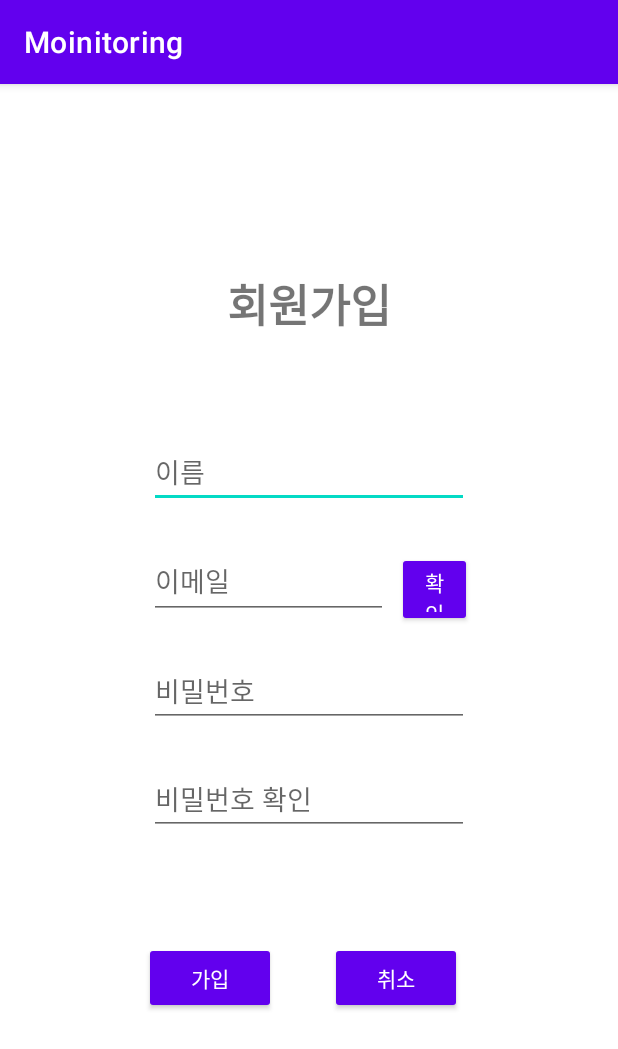
After one commit to Young-Jang/Moinitoring_AOS, an Android app: the RegisterActivity screen opened directly, with no data from a screen before it, on a phone screen of 412 x 824 dp. The commit adds this screen. Shown: the top 1049 px of the screen. Run offline under Robolectric (Android 15) with nearby library versions, the phone set to English and light mode, and no system bars.

Commit message:
회원가입 및 로그인 기능 추가

```diff
--- a/app/build.gradle
+++ b/app/build.gradle
@@ -33,6 +33,9 @@ dependencies {
     implementation 'androidx.appcompat:appcompat:1.1.0'
     implementation 'com.google.android.material:material:1.1.0'
     implementation 'androidx.constraintlayout:constraintlayout:1.1.3'
+    implementation 'androidx.annotation:annotation:1.1.0'
+    implementation 'androidx.lifecycle:lifecycle-livedata-ktx:2.2.0'
+    implementation 'androidx.lifecycle:lifecycle-viewmodel-ktx:2.2.0'
     testImplementation 'junit:junit:4.+'
     androidTestImplementation 'androidx.test.ext:junit:1.1.1'
     androidTestImplementation 'androidx.test.espresso:espresso-core:3.2.0'
--- /dev/null
+++ b/app/src/main/java/com/example/moinitoring/RegisterActivity.java
@@ -0,0 +1,70 @@
+package com.example.moinitoring;
+
+import androidx.appcompat.app.AlertDialog;
+import androidx.appcompat.app.AppCompatActivity;
+
+import android.os.AsyncTask;
+import android.os.Bundle;
+import android.util.Log;
+import android.view.View;
+import android.widget.Button;
+import android.widget.EditText;
+
+import java.util.Map;
+
+public class RegisterActivity extends AppCompatActivity {
+
+    private EditText join_email, join_password, join_name, join_pwck;
+    private Button join_button, check_button;
+    private AlertDialog dialog;
+    private boolean validate = false;
+
+    @Override
+    protected void onCreate(Bundle savedInstanceState) {
+        super.onCreate(savedInstanceState);
+        setContentView(R.layout.activity_register);
+
+        //아이디값 찾아주기
+        join_email = findViewById( R.id.join_email );
+        join_password = findViewById( R.id.join_password );
+        join_name = findViewById( R.id.join_name );
+        join_pwck = findViewById(R.id.join_pwck);
+
+        check_button = findViewById(R.id.check_button);
+        check_button.setOnClickListener(new View.OnClickListener() {
+            @Override
+            public void onClick(View v) {
+
+            }
+        });
+    }
+
+    public class ValidateId extends AsyncTask<Map<String, String>, Integer, String> {
+        @Override
+        protected String doInBackground(Map<String, String>... maps) { // 내가 전송하고 싶은 파라미터
+
+            // Http 요청 준비 작업
+            HttpClient.Builder http = new HttpClient.Builder("POST", "http://10.0.2.2:5000/availableId");
+
+            // Parameter 를 전송한다.
+            http.addAllParameters(maps[0]);
+
+            //Http 요청 전송
+            HttpClient post = http.create();
+            post.request();
+
+            // 응답 상태코드 가져오기
+            int statusCode = post.getHttpStatusCode();
+
+            // 응답 본문 가져오기
+            String body = post.getBody();
+
+            return body;
+        }
+
+        @Override
+        protected void onPostExecute(String s) {
+            Log.d("JSON_RESULT: ",s);
+        }
+    }
+}
--- /dev/null
+++ b/app/src/main/res/layout/activity_register.xml
@@ -0,0 +1,105 @@
+<?xml version="1.0" encoding="utf-8"?>
+<androidx.constraintlayout.widget.ConstraintLayout xmlns:android="http://schemas.android.com/apk/res/android"
+    xmlns:app="http://schemas.android.com/apk/res-auto"
+    xmlns:tools="http://schemas.android.com/tools"
+    android:layout_width="match_parent"
+    android:layout_height="match_parent"
+    android:background="#FFFFFF">
+
+    <TextView
+        android:id="@+id/textView"
+        android:layout_width="wrap_content"
+        android:layout_height="wrap_content"
+        android:layout_marginBottom="65dp"
+        android:text="회원가입"
+        android:textSize="30sp"
+        android:textStyle="bold"
+        app:layout_constraintBottom_toTopOf="@+id/join_name"
+        app:layout_constraintEnd_toEndOf="parent"
+        app:layout_constraintStart_toStartOf="parent" />
+
+    <EditText
+        android:id="@+id/join_name"
+        android:layout_width="wrap_content"
+        android:layout_height="wrap_content"
+        android:layout_marginEnd="2dp"
+        android:layout_marginRight="2dp"
+        android:layout_marginBottom="24dp"
+        android:ems="10"
+        android:hint="이름"
+        android:inputType="textPersonName"
+        app:layout_constraintBottom_toTopOf="@+id/join_email"
+        app:layout_constraintEnd_toEndOf="@+id/check_button" />
+
+    <EditText
+        android:id="@+id/join_password"
+        android:layout_width="wrap_content"
+        android:layout_height="wrap_content"
+        android:layout_marginBottom="24dp"
+        android:ems="10"
+        android:hint="비밀번호"
+        android:inputType="textPassword"
+        app:layout_constraintBottom_toTopOf="@+id/join_pwck"
+        app:layout_constraintStart_toStartOf="@+id/join_email" />
+
+    <EditText
+        android:id="@+id/join_pwck"
+        android:layout_width="wrap_content"
+        android:layout_height="wrap_content"
+        android:layout_marginBottom="267dp"
+        android:ems="10"
+        android:hint="비밀번호 확인"
+        android:inputType="textPassword"
+        app:layout_constraintBottom_toBottomOf="parent"
+        app:layout_constraintStart_toStartOf="@+id/join_password" />
+
+    <EditText
+        android:id="@+id/join_email"
+        android:layout_width="0dp"
+        android:layout_height="50dp"
+        android:layout_marginEnd="6dp"
+        android:layout_marginRight="6dp"
+        android:layout_marginBottom="24dp"
+        android:ems="10"
+        android:hint="이메일"
+        android:inputType="textEmailAddress"
+        app:layout_constraintBottom_toTopOf="@+id/join_password"
+        app:layout_constraintEnd_toStartOf="@+id/check_button"
+        app:layout_constraintStart_toStartOf="@+id/join_name" />
+
+    <Button
+        android:id="@+id/check_button"
+        style="@style/defaultButton"
+        android:layout_width="50dp"
+        android:layout_height="50dp"
+        android:layout_marginEnd="97dp"
+        android:layout_marginRight="97dp"
+        android:text="확인"
+        app:layout_constraintBaseline_toBaselineOf="@+id/join_email"
+        app:layout_constraintEnd_toEndOf="parent" />
+
+    <Button
+        android:id="@+id/delete"
+        style="@style/defaultButton"
+        android:layout_width="wrap_content"
+        android:layout_height="wrap_content"
+        android:layout_marginStart="36dp"
+        android:layout_marginLeft="36dp"
+        android:layout_marginTop="71dp"
+        android:text="취소"
+        app:layout_constraintStart_toEndOf="@+id/join_button"
+        app:layout_constraintTop_toBottomOf="@+id/join_pwck" />
+
+    <Button
+        android:id="@+id/join_button"
+        style="@style/defaultButton"
+        android:layout_width="wrap_content"
+        android:layout_height="wrap_content"
+        android:layout_marginStart="96dp"
+        android:layout_marginLeft="96dp"
+        android:text="가입"
+        app:layout_constraintBaseline_toBaselineOf="@+id/delete"
+        app:layout_constraintStart_toStartOf="parent" />
+
+
+</androidx.constraintlayout.widget.ConstraintLayout>
--- a/app/src/main/res/values/colors.xml
+++ b/app/src/main/res/values/colors.xml
@@ -7,4 +7,8 @@
     <color name="teal_700">#FF018786</color>
     <color name="black">#FF000000</color>
     <color name="white">#FFFFFFFF</color>
+    <color name="colorPrimary">#FFC107</color>
+    <color name="colorPrimaryDark">#FF7043</color>
+    <color name="colorAccent">#FFAB40</color>
+    <color name="colorGray">#8C8C8C</color>
 </resources>
--- /dev/null
+++ b/app/src/main/res/values/dimens.xml
@@ -0,0 +1,5 @@
+<resources>
+    <!-- Default screen margins, per the Android Design guidelines. -->
+    <dimen name="activity_horizontal_margin">16dp</dimen>
+    <dimen name="activity_vertical_margin">16dp</dimen>
+</resources>
```
Also changed, not shown: app/src/main/AndroidManifest.xml (+5 -3 lines), app/src/main/java/com/example/moinitoring/LoginActivity.java (added, +14 -0 lines), app/src/main/res/layout/activity_login.xml (added, +105 -0 lines), app/src/main/res/values/strings.xml (+9 -0 lines), app/src/main/res/values/style.xml (added, +20 -0 lines).
